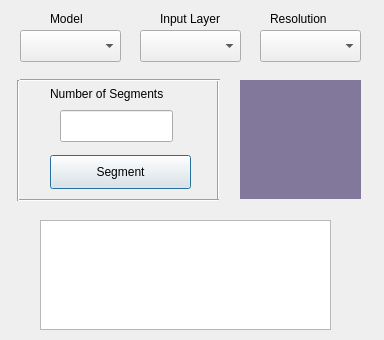
sirebellum/qgis-segmentation, file segmenter_dialog_base.ui: the form before one commit.
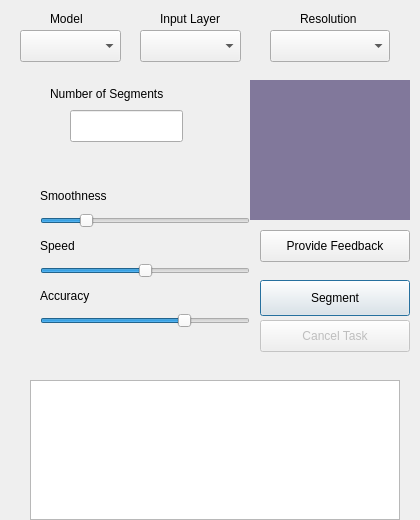
The form after the commit.

Commit message: Enhance segmentation tool with autoencoder support and UI improvements

Patch:
```diff
--- a/segmenter_dialog_base.ui
+++ b/segmenter_dialog_base.ui
@@ -6,8 +6,8 @@
    <rect>
     <x>0</x>
     <y>0</y>
-    <width>384</width>
-    <height>340</height>
+    <width>420</width>
+    <height>520</height>
    </rect>
   </property>
   <property name="windowTitle">
@@ -25,10 +25,10 @@
   <widget class="QPushButton" name="buttonPredict">
    <property name="geometry">
     <rect>
-      <x>50</x>
-      <y>155</y>
-      <width>141</width>
-      <height>34</height>
+      <x>260</x>
+      <y>280</y>
+      <width>150</width>
+      <height>36</height>
     </rect>
    </property>
    <property name="toolTip">
@@ -38,13 +38,29 @@
     <string>Segment</string>
    </property>
   </widget>
+  <widget class="QPushButton" name="buttonStop">
+   <property name="enabled">
+    <bool>false</bool>
+   </property>
+   <property name="geometry">
+    <rect>
+      <x>260</x>
+      <y>320</y>
+      <width>150</width>
+      <height>32</height>
+    </rect>
+   </property>
+   <property name="text">
+    <string>Cancel Task</string>
+   </property>
+  </widget>
   <widget class="QPlainTextEdit" name="inputBox">
    <property name="geometry">
     <rect>
-     <x>40</x>
-     <y>220</y>
-     <width>291</width>
-     <height>110</height>
+      <x>30</x>
+      <y>380</y>
+      <width>370</width>
+      <height>140</height>
     </rect>
    </property>
    <property name="plainText">
@@ -60,10 +76,10 @@
   <widget class="QLabel" name="imageLarge">
    <property name="geometry">
     <rect>
-      <x>240</x>
+      <x>250</x>
       <y>80</y>
-      <width>121</width>
-      <height>119</height>
+      <width>160</width>
+      <height>140</height>
     </rect>
    </property>
    <property name="styleSheet">
@@ -72,6 +88,9 @@
    <property name="text">
     <string/>
    </property>
+  <property name="alignment">
+   <set>Qt::AlignCenter</set>
+  </property>
   </widget>
   <widget class="QComboBox" name="inputLoadModel">
    <property name="geometry">
@@ -118,58 +137,6 @@
     <string comment="Number of segments to divide input into">Number of Segments</string>
    </property>
   </widget>
-  <widget class="Line" name="line">
-   <property name="geometry">
-    <rect>
-      <x>210</x>
-      <y>80</y>
-      <width>16</width>
-      <height>121</height>
-    </rect>
-   </property>
-   <property name="orientation">
-    <enum>Qt::Vertical</enum>
-   </property>
-  </widget>
-  <widget class="Line" name="line_2">
-   <property name="geometry">
-    <rect>
-      <x>20</x>
-      <y>70</y>
-      <width>200</width>
-      <height>20</height>
-    </rect>
-   </property>
-   <property name="orientation">
-    <enum>Qt::Horizontal</enum>
-   </property>
-  </widget>
-  <widget class="Line" name="line_3">
-   <property name="geometry">
-    <rect>
-      <x>19</x>
-      <y>190</y>
-      <width>200</width>
-      <height>20</height>
-    </rect>
-   </property>
-   <property name="orientation">
-    <enum>Qt::Horizontal</enum>
-   </property>
-  </widget>
-  <widget class="Line" name="line_4">
-   <property name="geometry">
-    <rect>
-      <x>10</x>
-      <y>80</y>
-      <width>16</width>
-      <height>121</height>
-    </rect>
-   </property>
-   <property name="orientation">
-    <enum>Qt::Vertical</enum>
-   </property>
-  </widget>
   <widget class="QComboBox" name="inputLayer">
    <property name="geometry">
     <rect>
@@ -205,7 +172,7 @@
   <widget class="QLabel" name="labelLoadModel_3">
    <property name="geometry">
     <rect>
-      <x>270</x>
+      <x>300</x>
       <y>10</y>
       <width>81</width>
       <height>18</height>
@@ -221,9 +188,9 @@
   <widget class="QComboBox" name="inputRes">
    <property name="geometry">
     <rect>
-      <x>260</x>
+      <x>270</x>
       <y>30</y>
-      <width>101</width>
+      <width>120</width>
       <height>32</height>
     </rect>
    </property>
@@ -240,13 +207,131 @@
   <widget class="QLineEdit" name="inputSegments">
    <property name="geometry">
     <rect>
-      <x>60</x>
+      <x>70</x>
       <y>110</y>
       <width>113</width>
       <height>32</height>
     </rect>
    </property>
   </widget>
+  <widget class="QLabel" name="labelSmoothness">
+   <property name="geometry">
+    <rect>
+     <x>40</x>
+     <y>185</y>
+     <width>151</width>
+     <height>21</height>
+    </rect>
+   </property>
+   <property name="text">
+    <string>Smoothness</string>
+   </property>
+  </widget>
+  <widget class="QSlider" name="sliderSmoothness">
+   <property name="geometry">
+    <rect>
+     <x>40</x>
+     <y>210</y>
+     <width>210</width>
+     <height>22</height>
+    </rect>
+   </property>
+   <property name="minimum">
+    <number>0</number>
+   </property>
+   <property name="maximum">
+    <number>100</number>
+   </property>
+   <property name="value">
+    <number>20</number>
+   </property>
+   <property name="orientation">
+    <enum>Qt::Horizontal</enum>
+   </property>
+  </widget>
+  <widget class="QLabel" name="labelSpeed">
+   <property name="geometry">
+    <rect>
+     <x>40</x>
+     <y>235</y>
+     <width>151</width>
+     <height>21</height>
+    </rect>
+   </property>
+   <property name="text">
+    <string>Speed</string>
+   </property>
+  </widget>
+  <widget class="QSlider" name="sliderSpeed">
+   <property name="geometry">
+    <rect>
+     <x>40</x>
+     <y>260</y>
+     <width>210</width>
+     <height>22</height>
+    </rect>
+   </property>
+   <property name="minimum">
+    <number>0</number>
+   </property>
+   <property name="maximum">
+    <number>100</number>
+   </property>
+   <property name="value">
+    <number>50</number>
+   </property>
+   <property name="orientation">
+    <enum>Qt::Horizontal</enum>
+   </property>
+  </widget>
+  <widget class="QLabel" name="labelAccuracy">
+   <property name="geometry">
+    <rect>
+     <x>40</x>
+     <y>285</y>
+     <width>151</width>
+     <height>21</height>
+    </rect>
+   </property>
+   <property name="text">
+    <string>Accuracy</string>
+   </property>
+  </widget>
+  <widget class="QSlider" name="sliderAccuracy">
+   <property name="geometry">
+    <rect>
+     <x>40</x>
+     <y>310</y>
+     <width>210</width>
+     <height>22</height>
+    </rect>
+   </property>
+   <property name="minimum">
+    <number>0</number>
+   </property>
+   <property name="maximum">
+    <number>100</number>
+   </property>
+   <property name="value">
+    <number>70</number>
+   </property>
+   <property name="orientation">
+    <enum>Qt::Horizontal</enum>
+   </property>
+  </widget>
+  <widget class="QPushButton" name="buttonFeedback">
+   <property name="geometry">
+    <rect>
+      <x>260</x>
+      <y>230</y>
+      <width>150</width>
+      <height>32</height>
+    </rect>
+   </property>
+   <property name="text">
+    <string>Provide Feedback</string>
+   </property>
+  </widget>
  </widget>
  <resources/>
  <connections/>
```
The commit also changes 6 other files.
